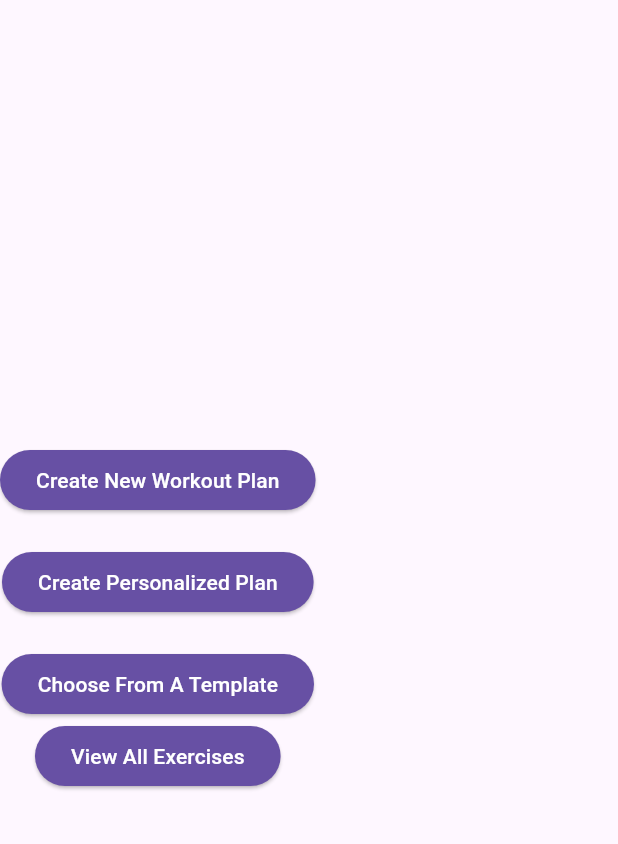
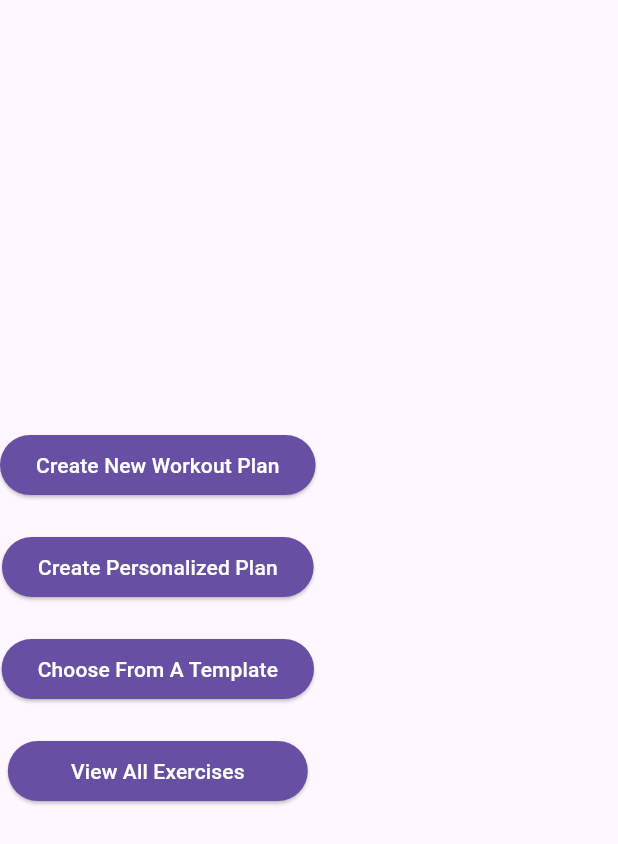
Before and after one commit to rashodkorala/Getfit, a Flutter app: the CreateWorkoutOptions widget shown alone on an empty page, opened directly, on a phone screen of 412 x 824 dp. Shown: the top 844 px of the screen. Run offline on Flutter 3.47's test engine with Material 3 defaults, Android fonts, the phone set to English and light mode, and no system bars; our stand-ins replace cloud_firestore, firebase_auth, firebase_core, shared_preferences; accounts and stored records are empty.

Commit message:
update createowrkout options

```diff
--- a/lib/view/CreateWorkoutOptions_view.dart
+++ b/lib/view/CreateWorkoutOptions_view.dart
@@ -15,6 +15,7 @@ class CreateWorkoutOptions extends StatelessWidget {
         IntrinsicWidth(
           child: ElevatedButton(
             style: ElevatedButton.styleFrom(
+              minimumSize: Size(200, 40),
               backgroundColor: ThemeData().colorScheme.primary,
               foregroundColor: ThemeData().colorScheme.onSecondary,
             ),
@@ -35,6 +36,7 @@ class CreateWorkoutOptions extends StatelessWidget {
         IntrinsicWidth(
           child: ElevatedButton(
             style: ElevatedButton.styleFrom(
+              minimumSize: Size(200, 40),
               backgroundColor: ThemeData().colorScheme.primary,
               foregroundColor: ThemeData().colorScheme.onSecondary,
             ),
@@ -48,6 +50,7 @@ class CreateWorkoutOptions extends StatelessWidget {
         IntrinsicWidth(
           child: ElevatedButton(
             style: ElevatedButton.styleFrom(
+              minimumSize: Size(200, 40),
               backgroundColor: ThemeData().colorScheme.primary,
               foregroundColor: ThemeData().colorScheme.onSecondary,
             ),
@@ -62,9 +65,11 @@ class CreateWorkoutOptions extends StatelessWidget {
             child: const Text('Choose From A Template'),
           ),
         ),
+        SizedBox(height: 20),
         IntrinsicWidth(
           child: ElevatedButton(
             style: ElevatedButton.styleFrom(
+              minimumSize: Size(200, 40),
               backgroundColor: ThemeData().colorScheme.primary,
               foregroundColor: ThemeData().colorScheme.onSecondary,
             ),
```
Also changed, not shown: 1 other file.
